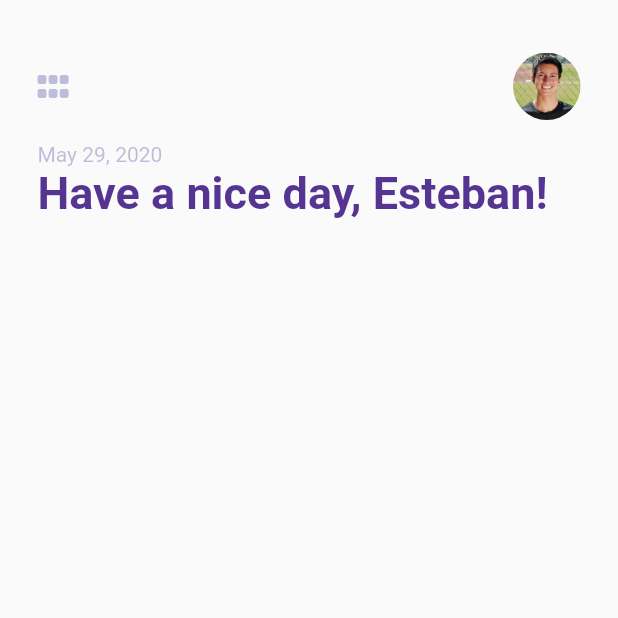
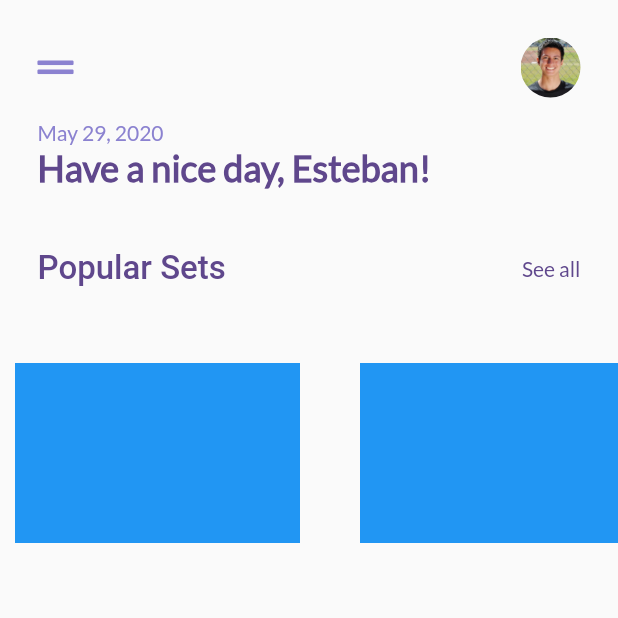
Before and after one commit to eretana238/simple_fitness_app, a Flutter app: the screen it shows after launch, on a phone screen of 412 x 824 dp, the top half of it. Run offline on Flutter 3.47's test engine with Material 2 defaults, Android fonts, the phone set to English and light mode, and no system bars; our stand-ins replace font_awesome_flutter.

Commit message:
added list of workouts

```diff
--- /dev/null
+++ b/lib/components/popular_sets_carousel.dart
@@ -0,0 +1,62 @@
+import 'package:flutter/material.dart';
+import 'package:simple_fitness_app/screens/workout_screen.dart';
+import '../models/workout.dart';
+
+class PopularSetsCarousel extends StatelessWidget {
+  @override
+  Widget build(BuildContext context) {
+    return Column(
+      children: <Widget>[
+        Padding(
+          padding: EdgeInsets.symmetric(horizontal: 25.0, vertical: 40.0),
+          child: Row(
+            mainAxisAlignment: MainAxisAlignment.spaceBetween,
+            children: <Widget>[
+              Text(
+                'Popular Sets',
+                style: TextStyle(
+                  color: Theme.of(context).primaryColor,
+                  fontWeight: FontWeight.w500,
+                  fontSize: 22.0,
+                ),
+              ),
+              GestureDetector(
+                onTap: () => print('pressed see all'),
+                child: Text(
+                  'See all',
+                  style: TextStyle(
+                    color: Theme.of(context).primaryColor,
+                    fontFamily: 'Lato',
+                  ),
+                ),
+              )
+            ],
+          ),
+        ),
+        Container(
+          height: 300.0,
+          child: ListView.builder(
+            scrollDirection: Axis.horizontal,
+            itemCount: workouts.length,
+            itemBuilder: (BuildContext build, int index) {
+              Workout workout = workouts[index];
+              return Container(
+                width: 210.0,
+                margin: EdgeInsets.all(10.0),
+                child: Stack(
+                  children: <Widget>[
+                    Container(
+                      width: 190,
+                      height: 120,
+                      color: Colors.blue,
+                    ),
+                  ],
+                ),
+              );
+            },
+          ),
+        ),
+      ],
+    );
+  }
+}
--- a/lib/main.dart
+++ b/lib/main.dart
@@ -11,7 +11,7 @@ class MyApp extends StatelessWidget {
       title: 'Simple Fitness',
       debugShowCheckedModeBanner: false,
       theme: ThemeData(
-        primarySwatch: Colors.blue,
+        primaryColor: Color(0xff5f478c),
         visualDensity: VisualDensity.adaptivePlatformDensity,
       ),
       home: MyHomePage(),
--- /dev/null
+++ b/lib/models/workout.dart
@@ -0,0 +1,36 @@
+class Workout {
+  int time;
+  int amountOfWorkouts;
+  String name;
+  String imageUrl;
+
+  Workout({this.imageUrl, this.name, this.time, this.amountOfWorkouts});
+
+}
+
+List<Workout> workouts = [
+  Workout(
+    imageUrl: 'assets/images/workout.jpg',
+    name: 'Bodyweight',
+    time: 30,
+    amountOfWorkouts: 10,
+  ),
+  Workout(
+    imageUrl: 'assets/images/yoga0.jpg',
+    name: 'Yoga',
+    time: 15,
+    amountOfWorkouts: 8,
+  ),
+  Workout(
+    imageUrl: 'assets/images/weights.jpg',
+    name: 'Weights',
+    time: 45,
+    amountOfWorkouts: 12,
+  ),
+  Workout(
+    imageUrl: 'assets/images/stretch.jpg',
+    name: 'Stretch',
+    time: 15,
+    amountOfWorkouts: 8,
+  )
+];
--- a/lib/screens/home_screen.dart
+++ b/lib/screens/home_screen.dart
@@ -1,5 +1,6 @@
 import 'package:flutter/material.dart';
 import 'package:font_awesome_flutter/font_awesome_flutter.dart';
+import 'package:simple_fitness_app/components/popular_sets_carousel.dart';
 
 class MyHomePage extends StatefulWidget {
   MyHomePage({Key key, this.title}) : super(key: key);
@@ -11,8 +12,7 @@ class MyHomePage extends StatefulWidget {
 }
 
 class _MyHomePageState extends State<MyHomePage> {
-  Color primaryColor = Color(0x58484599);
-  Color secondaryColor = Color.fromARGB(255, 85, 53, 145);
+  Color secondaryColor = Color(0xff8b82d0);
   @override
   Widget build(BuildContext context) {
     return Scaffold(
@@ -23,13 +23,13 @@ class _MyHomePageState extends State<MyHomePage> {
             Container(
               child: Padding(
                 padding: const EdgeInsets.symmetric(
-                    horizontal: 25.0, vertical: 15.0),
+                    horizontal: 25.0, vertical: 5.0),
                 child: Row(
                   mainAxisAlignment: MainAxisAlignment.spaceBetween,
                   children: <Widget>[
                     FaIcon(
-                      FontAwesomeIcons.gripHorizontal,
-                      color: Color(0x58484599),
+                      FontAwesomeIcons.gripLines,
+                      color: secondaryColor,
                     ),
                     Container(
                       child: GestureDetector(
@@ -38,7 +38,7 @@ class _MyHomePageState extends State<MyHomePage> {
                           borderRadius: BorderRadius.circular(30.0),
                           child: Image(
                             image: AssetImage('assets/images/me.jpg'),
-                            height: 45.0,
+                            height: 40.0,
                           ),
                         ),
                       ),
@@ -48,27 +48,30 @@ class _MyHomePageState extends State<MyHomePage> {
               ),
             ),
             Padding(
-              padding: EdgeInsets.only(left: 25.0),
+              padding: EdgeInsets.only(left: 25.0, right: 120.0,top: 10.0),
               child: Column(
                 crossAxisAlignment: CrossAxisAlignment.start,
                 children: <Widget>[
                   Text(
                     'May 29, 2020',
                     style: TextStyle(
-                      color: primaryColor,
+                      color: secondaryColor,
+                      fontFamily: 'Lato',
                     ),
                   ),
                   Text(
                     'Have a nice day, Esteban!',
                     style: TextStyle(
-                      color: secondaryColor,
+                      color: Theme.of(context).primaryColor,
                       fontWeight: FontWeight.bold,
-                      fontSize: 30.0,
+                      fontSize: 24.0,
+                      fontFamily: 'Lato',
                     ),
                   )
                 ],
               ),
             ),
+            PopularSetsCarousel(),
           ],
         ),
       ),
--- /dev/null
+++ b/lib/screens/workout_screen.dart
@@ -0,0 +1,20 @@
+import 'package:flutter/material.dart';
+import 'package:simple_fitness_app/models/workout.dart';
+
+class WorkoutScreen extends StatefulWidget {
+  final Workout workout;
+
+  WorkoutScreen({this.workout});
+
+  @override
+  _WorkoutScreenState createState() => _WorkoutScreenState();
+}
+
+class _WorkoutScreenState extends State<WorkoutScreen> {
+  @override
+  Widget build(BuildContext context) {
+    return Container(
+       child: Text('hello'),
+    );
+  }
+}
```
Also changed, not shown: pubspec.yaml (+4 -4 lines), assets/fonts/Lato-Regular.ttf (added), assets/images/cardio.jpg (added), assets/images/stretch.jpg (added), assets/images/weights.jpg (added), assets/images/workout.jpg (added), assets/images/yoga0.jpg (added), assets/images/yoga1.jpg (added), lib/components/videos_carousel.dart (added), lib/models/video.dart (added).
